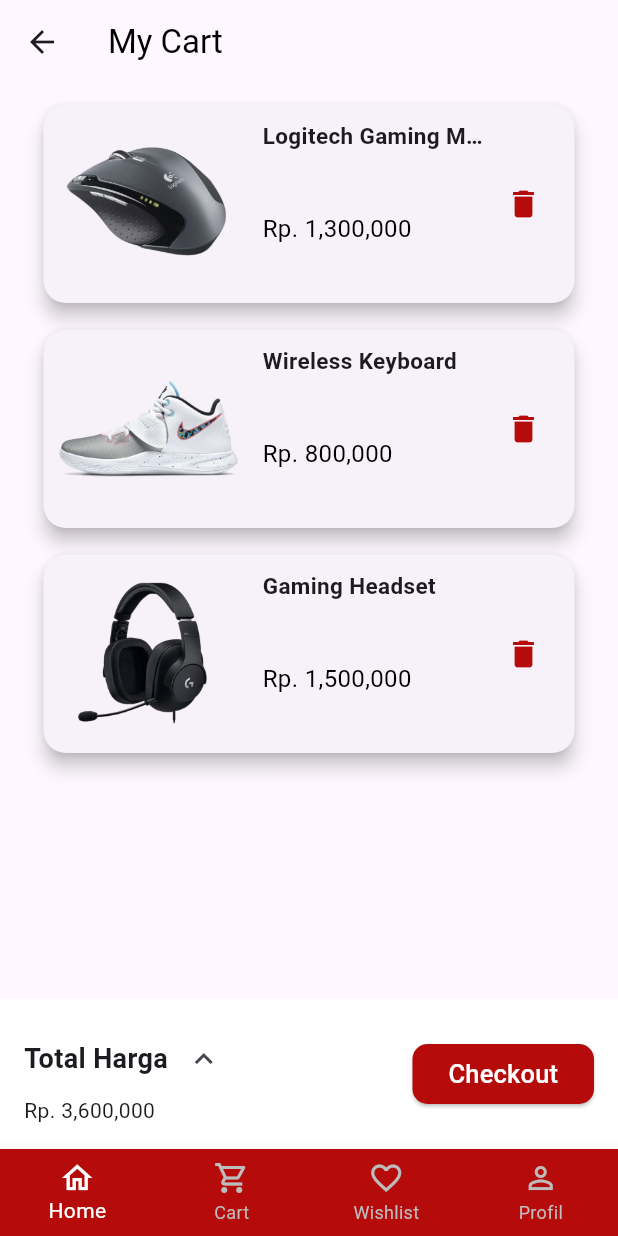
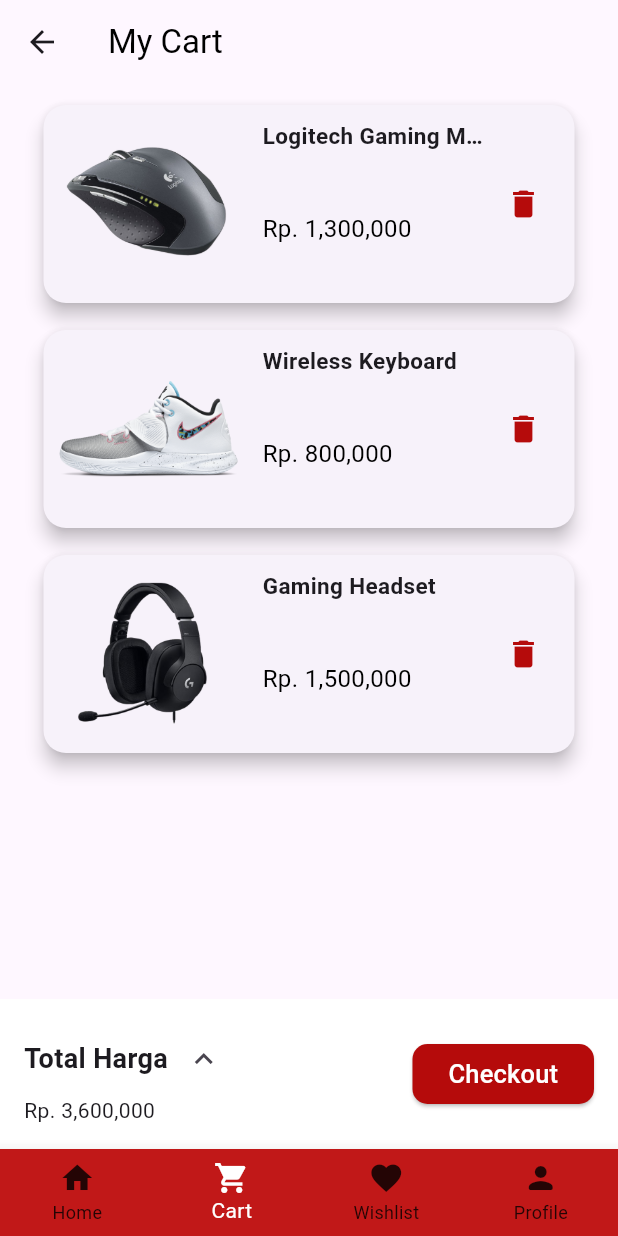
Before and after one commit to DhanielPutra/tesy, a Flutter app: the screen it shows after launch, item 2 of the bottom bar chosen, on a phone screen of 412 x 824 dp. Run offline on Flutter 3.47's test engine with Material 3 defaults, Android fonts, the phone set to English and light mode, and no system bars.

Commit message:
Update cart.dart

```diff
--- a/lib/cart.dart
+++ b/lib/cart.dart
@@ -16,6 +16,26 @@ class Cart extends StatefulWidget {
 
 class _CartState extends State<Cart> {
   int _selectedIndex = 1;
+
+  void _onItemTapped(int index) {
+    setState(() {
+      _selectedIndex = index;
+      if (index == 0) {
+         Navigator.of(context)
+           .push(MaterialPageRoute(builder: (context) => homepage()));
+      } else if (index == 1) {
+        Navigator.of(context)
+            .push(MaterialPageRoute(builder: (context) => Cart()));
+      } else if (index == 2) {
+        Navigator.of(context).pushReplacement(
+            MaterialPageRoute(builder: (context) => Wishlist()));
+      } else if (index == 3) {
+        Navigator.of(context).pushReplacement(
+            MaterialPageRoute(builder: (context) => Profile()));
+      }
+    });
+  }
+
   List<Product> products = [
     Product(
       name: 'Logitech Gaming Mouse',
@@ -35,26 +55,6 @@ class _CartState extends State<Cart> {
 
     // Tambahkan produk lainnya sesuai kebutuhan...
   ];
-
-  void _onItemTapped(int index) {
-    setState(() {
-      _selectedIndex = index;
-
-      if (index == 0) {
-        Navigator.of(context)
-            .push(MaterialPageRoute(builder: (context) => homepage()));
-      } else if (index == 1) {
-        Navigator.of(context)
-            .push(MaterialPageRoute(builder: (context) => Cart()));
-      } else if (index == 2) {
-        Navigator.of(context)
-            .push(MaterialPageRoute(builder: (context) => Wishlist()));
-      } else if (index == 3) {
-        Navigator.of(context)
-            .push(MaterialPageRoute(builder: (context) => Profile()));
-      }
-    });
-  }
 
   void _removeProduct(int index) {
     setState(() {
@@ -158,7 +158,9 @@ class _CartState extends State<Cart> {
                                               children: [
                                                 Text(
                                                     'Total harga (${products.length} produk)'),
-                                                Text('Rp. ${NumberFormat('#,##0').format(getTotalPrice())}',),
+                                                Text(
+                                                  'Rp. ${NumberFormat('#,##0').format(getTotalPrice())}',
+                                                ),
                                               ],
                                             ),
                                             // Row(
@@ -187,7 +189,8 @@ class _CartState extends State<Cart> {
                                                         fontWeight:
                                                             FontWeight.bold)),
                                                 Text(
-                                                    'Rp. ${NumberFormat('#,##0').format(getTotalPrice())}',),
+                                                  'Rp. ${NumberFormat('#,##0').format(getTotalPrice())}',
+                                                ),
                                               ],
                                             ),
                                           ],
@@ -199,7 +202,9 @@ class _CartState extends State<Cart> {
                                 icon: Icon(Icons.keyboard_arrow_up))
                           ],
                         ),
-                        Text('Rp. ${NumberFormat('#,##0').format(getTotalPrice())}',)
+                        Text(
+                          'Rp. ${NumberFormat('#,##0').format(getTotalPrice())}',
+                        )
                       ],
                     ),
                     ElevatedButton(
@@ -229,28 +234,31 @@ class _CartState extends State<Cart> {
           ],
         ),
         bottomNavigationBar: BottomNavigationBar(
-          type: BottomNavigationBarType.fixed,
-          backgroundColor: Color(0xFFB50B0B),
-          selectedItemColor: Colors.white,
-          unselectedItemColor: Colors.grey.shade400,
+          type: BottomNavigationBarType.fixed, // Set type to fixed
+          backgroundColor: const Color.fromARGB(
+              255, 193, 24, 24), // Set the background color here
           items: const <BottomNavigationBarItem>[
             BottomNavigationBarItem(
-              icon: Icon(Icons.home_outlined),
+              icon: Icon(Icons.home),
               label: 'Home',
             ),
             BottomNavigationBarItem(
-              icon: Icon(Icons.shopping_cart_outlined),
+              icon: Icon(Icons.shopping_cart),
               label: 'Cart',
             ),
             BottomNavigationBarItem(
-              icon: Icon(Icons.favorite_border),
+              icon: Icon(Icons.favorite),
               label: 'Wishlist',
             ),
             BottomNavigationBarItem(
-              icon: Icon(Icons.person_outline_sharp),
-              label: 'Profil',
+              icon: Icon(Icons.person_rounded), // Add your new icon here
+              label: 'Profile', // Add the label for the new icon
             ),
           ],
+          currentIndex: _selectedIndex,
+          selectedItemColor: const Color.fromARGB(255, 255, 255, 255),
+          unselectedItemColor: Color.fromARGB(207, 0, 0, 0),
+          onTap: _onItemTapped,
         ),
       ),
     );
```
